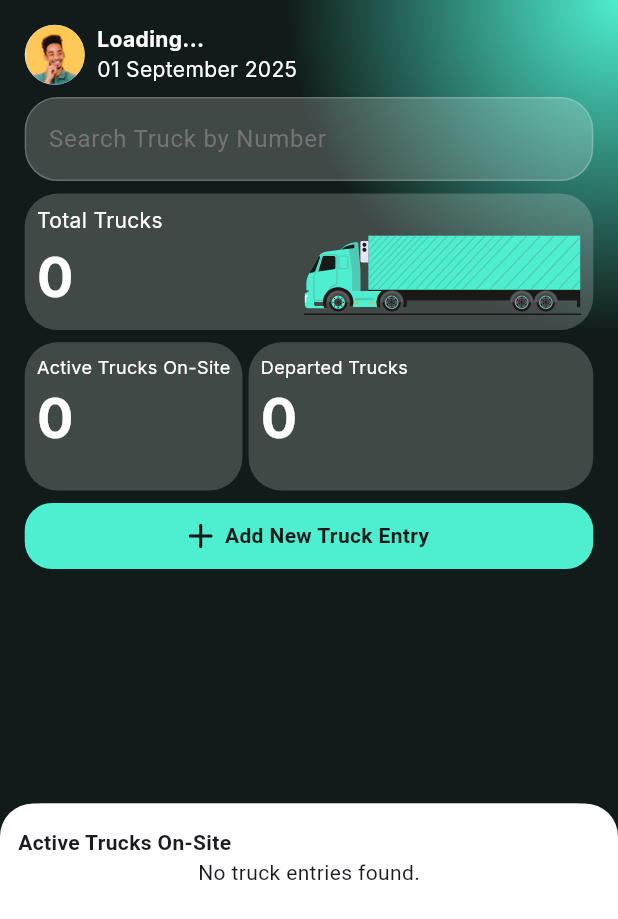
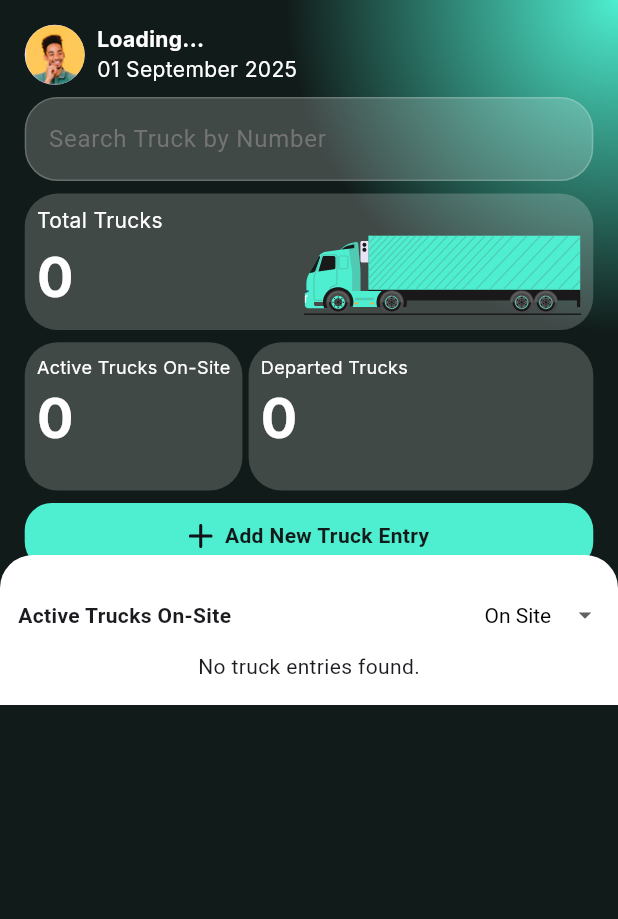
Before and after one commit to jasonapp2244/acl_exavation_project, a Flutter app: the Homeview screen opened by its route, on a phone screen of 412 x 824 dp. Shown: the top 919 px of the screen. Run offline on Flutter 3.47's test engine with Material 3 defaults, Android fonts, the phone set to English and light mode, and no system bars; our stand-ins replace another_flushbar, cloud_firestore, dotted_line, firebase_auth, firebase_core, flutter_svg and 3 more; accounts and stored records are empty.

Commit message:
home screen code

```diff
--- a/lib/view/homeview.dart
+++ b/lib/view/homeview.dart
@@ -1,4 +1,5 @@
 import 'package:acl/utils/routes/utils.dart';
+import 'package:acl/view/widgets/custom_filter_dropdown.dart';
 import 'package:acl/viewmodel/truck_driver_model_view.dart';
 import 'package:acl/viewmodel/truck_log_detail_model_view.dart';
 import 'package:acl/viewmodel/user_profile_model_view.dart';
@@ -23,6 +24,7 @@ class Homeview extends StatefulWidget {
 }
 
 class _HomeviewState extends State<Homeview> {
+  String _selectedStatus = 'On Site';
   @override
   void initState() {
     super.initState();
@@ -46,12 +48,17 @@ class _HomeviewState extends State<Homeview> {
     return SafeArea(
       child: Scaffold(
         backgroundColor: AppColor.secondaryColor,
-        body: SingleChildScrollView(
-          child: Column(
-            children: [_buildHeaderSection(context, truckProvider)],
+        body: ListView(
+          children: [
+            Column(
+              children: [
+                _buildHeaderSection(context, truckProvider),
+
+                _buildBottomSheet(context, truckProvider),
+              ],
             ),
+          ],
         ),
-        bottomSheet: _buildBottomSheet(context, truckProvider),
       ),
     );
   }
@@ -278,7 +285,7 @@ class _HomeviewState extends State<Homeview> {
     TruckEntryViewModel truckProvider,
   ) {
     return Container(
-      height: MediaQuery.of(context).size.height * 0.35,
+      //height: MediaQuery.of(context).size.height * 0.35,
       decoration: const BoxDecoration(
         color: Colors.white,
         borderRadius: BorderRadius.only(
@@ -291,6 +298,9 @@ class _HomeviewState extends State<Homeview> {
         child: Column(
           crossAxisAlignment: CrossAxisAlignment.start,
           children: [
+            Row(
+              mainAxisAlignment: MainAxisAlignment.spaceBetween,
+              children: [
                 Text(
                   "Active Trucks On-Site",
                   style: GoogleFonts.rethinkSans(
@@ -298,16 +308,28 @@ class _HomeviewState extends State<Homeview> {
                     fontSize: Responsive.textScaleFactor * 14,
                   ),
                 ),
-            _buildActiveTrucksList(truckProvider),
+                CustomFilterDropdown(
+                  options: ["On Site", "Departed"],
+                  initialValue: _selectedStatus,
+                  onChanged: (value) {
+                    setState(() {
+                      _selectedStatus = value;
+                    });
+                  },
+                ),
+              ],
+            ),
+
+            _buildActiveTrucksList(truckProvider,_selectedStatus),
           ],
         ),
       ),
     );
   }
 
-  Widget _buildActiveTrucksList(TruckEntryViewModel truckProvider) {
+  Widget _buildActiveTrucksList(TruckEntryViewModel truckProvider, String selectedStatus) {
     return StreamBuilder<List<TruckDriverRecordModel>>(
-      stream: truckProvider.truckEntriesStream(),
+      stream: truckProvider.truckEntriesStream( selectedStatus),
       builder: (context, snapshot) {
         if (snapshot.connectionState == ConnectionState.waiting) {
           return const Center(
@@ -322,15 +344,16 @@ class _HomeviewState extends State<Homeview> {
         }
 
         final entries = snapshot.data!;
-        return Expanded(
-          child: ListView.builder(
+        return ListView.builder(
+          shrinkWrap: true,
           itemCount: entries.length,
           itemBuilder: (context, index) {
             final truck = entries[index];
             return CustomTruckEntryCardWidget(
+            id : truck.id,
               truckNumber: truck.truckNumber,
               status: truck.status,
-                timeIn: truck.timeIn ?? DateTime.now(),
+              timeIn: truck.timeIn,
               driverName: truck.driverName,
               driverRole: truck.driverRole,
               onTimeOutPressed: () {},
@@ -340,9 +363,7 @@ class _HomeviewState extends State<Homeview> {
                   MaterialPageRoute(
                     builder: (context) => ChangeNotifierProvider(
                       create: (context) => TruckLogDetailController(),
-                        child: TruckLogDetailView(
-                          truckNumber: truck.truckNumber,
-                        ),
+                      child: TruckLogDetailView(truckNumber: truck.truckNumber),
                     ),
                   ),
                 );
@@ -350,7 +371,6 @@ class _HomeviewState extends State<Homeview> {
               isActive: truck.isActive,
             );
           },
-          ),
         );
       },
     );
--- /dev/null
+++ b/lib/view/widgets/custom_filter_dropdown.dart
@@ -0,0 +1,52 @@
+import 'package:flutter/material.dart';
+
+class CustomFilterDropdown extends StatefulWidget {
+  final List<String> options;
+  final String initialValue;
+  final ValueChanged<String> onChanged;
+
+  const CustomFilterDropdown({
+    Key? key,
+    required this.options,
+    required this.initialValue,
+    required this.onChanged,
+  }) : super(key: key);
+
+  @override
+  _FilterDropdownState createState() => _FilterDropdownState();
+}
+
+class _FilterDropdownState extends State<CustomFilterDropdown> {
+  late String selectedValue;
+
+  @override
+  void initState() {
+    super.initState();
+    selectedValue = widget.initialValue;
+  }
+
+  @override
+  Widget build(BuildContext context) {
+    return DropdownButtonHideUnderline(
+      child: DropdownButton<String>(
+        value: selectedValue,
+        icon: const Icon(Icons.arrow_drop_down, size: 20),
+        style: const TextStyle(fontSize: 14, color: Colors.black),
+        items: widget.options
+            .map(
+              (String value) =>
+                  DropdownMenuItem<String>(value: value, child: Text(value)),
+            )
+            .toList(),
+        onChanged: (newValue) {
+          if (newValue != null) {
+            setState(() {
+              selectedValue = newValue;
+            });
+            widget.onChanged(newValue);
+          }
+        },
+      ),
+    );
+  }
+}
```
Also changed, not shown: lib/utils/routes/utils.dart (+13 -4 lines), lib/view/widgets/custom_driver_widget.dart (+11 -4 lines), lib/view/widgets/custom_swipe_button.dart (+17 -2 lines), lib/viewmodel/truck_driver_model_view.dart (+38 -2 lines), pubspec.lock. Lines whose indentation alone changed are shown as unchanged.
